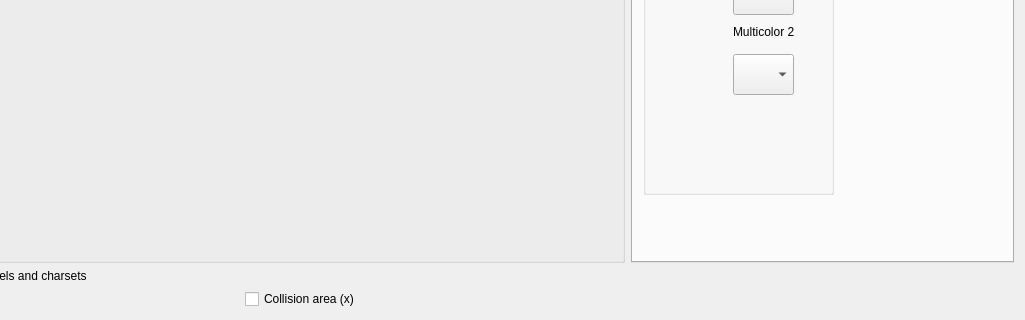
Before: the Qt Designer form source/trsedocuments/formimageeditor.ui in leuat/TRSE, drawn with Qt 5; both pictures show x 153 to 1178 and y 312 to 632 of the 1178 by 632 pixel window.
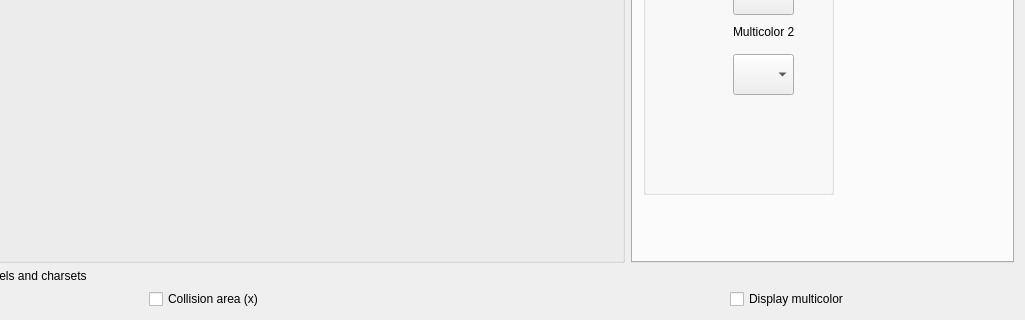
After: the same form once the commit is applied. The open tabs and pages were chosen to show the change. Custom widgets are drawn as their Qt base class.

The edit to the form file:
```diff
--- a/source/trsedocuments/formimageeditor.ui
+++ b/source/trsedocuments/formimageeditor.ui
@@ -550,6 +550,13 @@
        </property>
       </widget>
      </item>
+     <item>
+      <widget class="QCheckBox" name="chkDisplayMulticolor">
+       <property name="text">
+        <string>Display multicolor</string>
+       </property>
+      </widget>
+     </item>
     </layout>
    </item>
   </layout>
```
Left out of the diff: 2 changed lines with no effect on the pictures.
